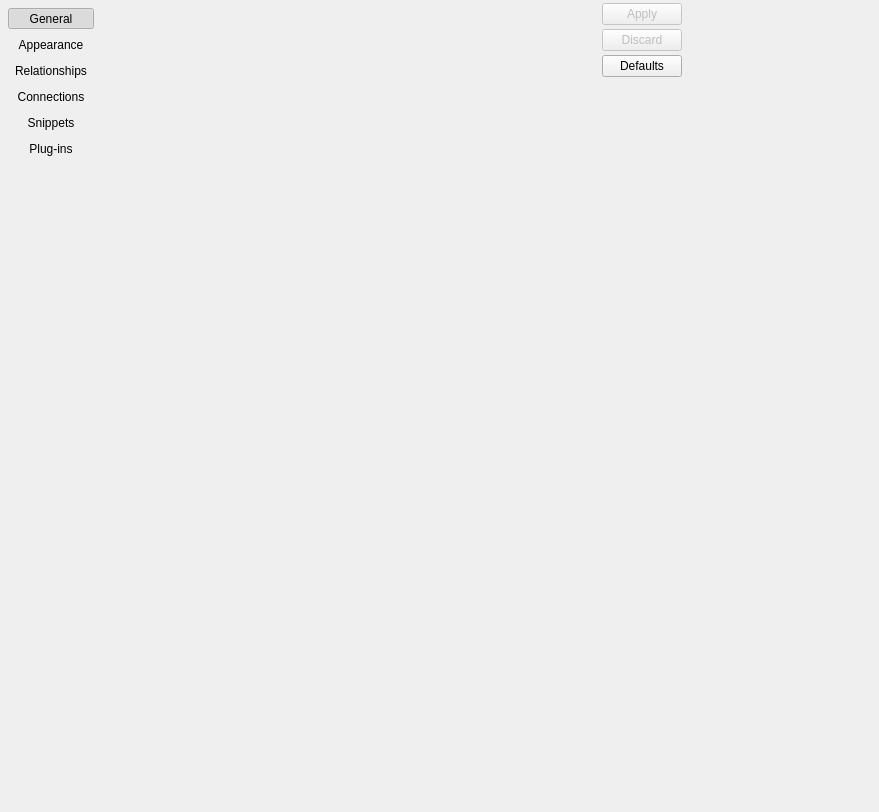
Above: libs/libgui/ui/settings/configurationwidget.ui from arichiardi/pgmodeler before the change. Below: the same form after it.
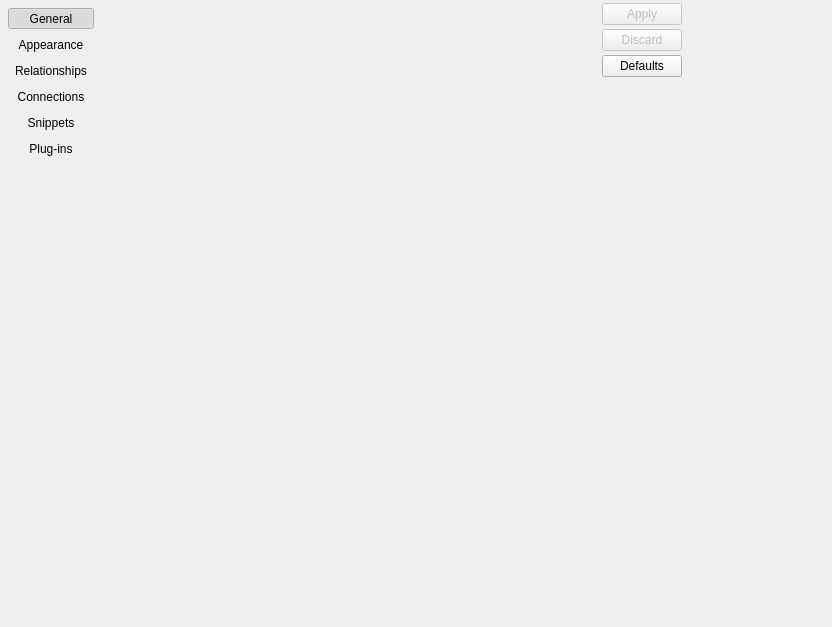
That is the form after the change. Icons and pictures are not drawn.

What changed in the file:
```diff
--- a/libs/libgui/ui/settings/configurationwidget.ui
+++ b/libs/libgui/ui/settings/configurationwidget.ui
@@ -9,8 +9,8 @@
    <rect>
     <x>0</x>
     <y>0</y>
-    <width>879</width>
-    <height>812</height>
+    <width>832</width>
+    <height>627</height>
    </rect>
   </property>
   <property name="sizePolicy">
```
